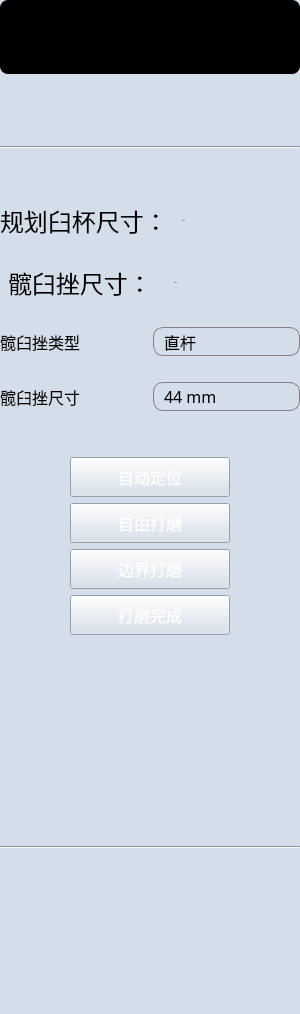
Qt form Plugins/org.mitk.lancet.contusion/src/internal/QContusionControls.ui (zhaomengxiao/LancetMITK-Adition) before a commit.
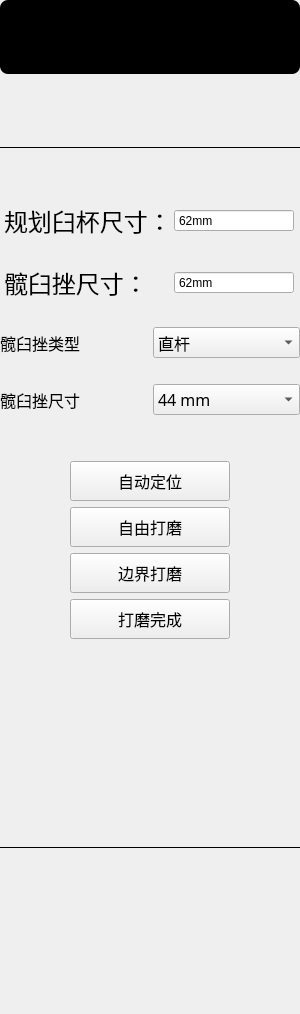
The same form after that commit. Icons and pictures are not drawn.

```diff
--- a/Plugins/org.mitk.lancet.contusion/src/internal/QContusionControls.ui
+++ b/Plugins/org.mitk.lancet.contusion/src/internal/QContusionControls.ui
@@ -32,7 +32,7 @@
    <string>硬件准备</string>
   </property>
   <property name="styleSheet">
-   <string notr="true">background:#d4deea;</string>
+   <string notr="true"/>
   </property>
   <property name="currentIndex" stdset="0">
    <number>0</number>
@@ -103,8 +103,10 @@
        </size>
       </property>
       <property name="styleSheet">
-       <string notr="true">border-image: url(:/org.mitk.lancet.contusion/image/fenge.png);
-</string>
+       <string notr="true"/>
+      </property>
+      <property name="frameShadow">
+       <enum>QFrame::Plain</enum>
       </property>
       <property name="orientation">
        <enum>Qt::Horizontal</enum>
@@ -136,13 +138,13 @@
        <widget class="QLabel" name="label_4">
         <property name="minimumSize">
          <size>
-          <width>150</width>
+          <width>160</width>
           <height>0</height>
          </size>
         </property>
         <property name="maximumSize">
          <size>
-          <width>16777215</width>
+          <width>160</width>
           <height>16777215</height>
          </size>
         </property>
@@ -162,6 +164,12 @@
       </item>
       <item>
        <widget class="QDoubleSpinBox" name="doubleSpinBox_CupSize">
+        <property name="minimumSize">
+         <size>
+          <width>120</width>
+          <height>0</height>
+         </size>
+        </property>
         <property name="maximumSize">
          <size>
           <width>120</width>
@@ -171,18 +179,13 @@
         <property name="font">
          <font>
           <family>Arial</family>
-          <pointsize>-1</pointsize>
           <weight>50</weight>
           <italic>false</italic>
           <bold>false</bold>
          </font>
         </property>
         <property name="styleSheet">
-         <string notr="true">QDoubleSpinBox{
-border-radius: 5px;
-background-color: transparent;
-font:36px 'Arial';
-}</string>
+         <string notr="true"/>
         </property>
         <property name="readOnly">
          <bool>true</bool>
@@ -197,7 +200,10 @@
          <string>mm</string>
         </property>
         <property name="decimals">
-         <number>1</number>
+         <number>0</number>
+        </property>
+        <property name="value">
+         <double>62.000000000000000</double>
         </property>
        </widget>
       </item>
@@ -228,13 +234,13 @@
        <widget class="QLabel" name="label_5">
         <property name="minimumSize">
          <size>
-          <width>150</width>
+          <width>160</width>
           <height>0</height>
          </size>
         </property>
         <property name="maximumSize">
          <size>
-          <width>96</width>
+          <width>160</width>
           <height>16777215</height>
          </size>
         </property>
@@ -254,6 +260,12 @@
       </item>
       <item>
        <widget class="QDoubleSpinBox" name="doubleSpinBox_ActeabulumSize">
+        <property name="minimumSize">
+         <size>
+          <width>120</width>
+          <height>0</height>
+         </size>
+        </property>
         <property name="maximumSize">
          <size>
           <width>120</width>
@@ -263,18 +275,13 @@
         <property name="font">
          <font>
           <family>Arial</family>
-          <pointsize>-1</pointsize>
           <weight>50</weight>
           <italic>false</italic>
           <bold>false</bold>
          </font>
         </property>
         <property name="styleSheet">
-         <string notr="true">QDoubleSpinBox{
-border-radius: 5px;
-background-color: transparent;
-font:36px 'Arial';
-}</string>
+         <string notr="true"/>
         </property>
         <property name="readOnly">
          <bool>true</bool>
@@ -286,7 +293,10 @@
          <string>mm</string>
         </property>
         <property name="decimals">
-         <number>1</number>
+         <number>0</number>
+        </property>
+        <property name="value">
+         <double>62.000000000000000</double>
         </property>
        </widget>
       </item>
@@ -332,20 +342,7 @@
          </font>
         </property>
         <property name="styleSheet">
-         <string notr="true">QComboBox {
-    border: 1px solid gray;
-    border-radius: 10px;
-    padding: 1px 2px 1px 10px; 
-}
-QComboBox::drop-down {
-    subcontrol-origin: padding;
-    subcontrol-position: top right; 
-    border-left-width: 1px;
-    border-left-color: darkgray;
-}
-QComboBox::down-arrow {    
-	image: url(:/org.mitk.lancet.contusion//login/down1.png);
-}</string>
+         <string notr="true"/>
         </property>
         <item>
          <property name="text">
@@ -403,24 +400,7 @@
          </font>
         </property>
         <property name="styleSheet">
-         <string notr="true">QComboBox {
-    border: 1px solid gray;
-    border-radius: 10px;
-    padding: 1px 2px 1px 10px; 
-}
-QComboBox::drop-down {
-    subcontrol-origin: padding;
-    subcontrol-position: top right; 
-    border-left-width: 1px;
-    border-left-color: darkgray;
-}
-QComboBox::down-arrow {    
-	image: url(:/org.mitk.lancet.contusion/login/down1.png);
-}
-QComboBox QAbstractItemView::item { 
-	min-height: 20px; 
-}
-</string>
+         <string notr="true"/>
         </property>
         <property name="currentIndex">
          <number>0</number>
@@ -531,24 +511,7 @@
          </font>
         </property>
         <property name="styleSheet">
-         <string notr="true">QPushButton{
-	border-image: url(:/org.mitk.lancet.contusion/image/default.png);
-	color:white;
-}
-QPushButton::hover
-{
-	border-image: url(:/org.mitk.lancet.contusion/image/on.png);
-	color:balck;
-}
-QPushButton::disabled
-{
-	border-image: url(:/org.mitk.lancet.contusion/image/disabled.png);	
-	color: rgb(153, 153, 153);
-}
-QPushButton:pressed{
-	padding-left:6px;
-	padding-top:6px;
-}</string>
+         <string notr="true"/>
         </property>
         <property name="text">
          <string>自动定位</string>
@@ -606,24 +569,7 @@
          </font>
         </property>
         <property name="styleSheet">
-         <string notr="true">QPushButton{
-	border-image: url(:/org.mitk.lancet.contusion/image/default.png);
-	color:white;
-}
-QPushButton::hover
-{
-	border-image: url(:/org.mitk.lancet.contusion/image/on.png);
-	color:balck;
-}
-QPushButton::disabled
-{
-	border-image: url(:/org.mitk.lancet.contusion/image/disabled.png);	
-	color: rgb(153, 153, 153);
-}
-QPushButton:pressed{
-	padding-left:6px;
-	padding-top:6px;
-}</string>
+         <string notr="true"/>
         </property>
         <property name="text">
          <string>自由打磨</string>
@@ -675,24 +621,7 @@
          </font>
         </property>
         <property name="styleSheet">
-         <string notr="true">QPushButton{
-	border-image: url(:/org.mitk.lancet.contusion/image/default.png);
-	color:white;
-}
-QPushButton::hover
-{
-	border-image: url(:/org.mitk.lancet.contusion/image/on.png);
-	color:balck;
-}
-QPushButton::disabled
-{
-	border-image: url(:/org.mitk.lancet.contusion/image/disabled.png);	
-	color: rgb(153, 153, 153);
-}
-QPushButton:pressed{
-	padding-left:6px;
-	padding-top:6px;
-}</string>
+         <string notr="true"/>
         </property>
         <property name="text">
          <string>边界打磨</string>
@@ -744,24 +673,7 @@
          </font>
         </property>
         <property name="styleSheet">
-         <string notr="true">QPushButton{
-	border-image: url(:/org.mitk.lancet.contusion/image/default.png);
-	color:white;
-}
-QPushButton::hover
-{
-	border-image: url(:/org.mitk.lancet.contusion/image/on.png);
-	color:balck;
-}
-QPushButton::disabled
-{
-	border-image: url(:/org.mitk.lancet.contusion/image/disabled.png);	
-	color: rgb(153, 153, 153);
-}
-QPushButton:pressed{
-	padding-left:6px;
-	padding-top:6px;
-}</string>
+         <string notr="true"/>
         </property>
         <property name="text">
          <string>打磨完成</string>
@@ -805,8 +717,10 @@
        </size>
       </property>
       <property name="styleSheet">
-       <string notr="true">border-image: url(:/org.mitk.lancet.contusion/image/fenge.png);
-</string>
+       <string notr="true"/>
+      </property>
+      <property name="frameShadow">
+       <enum>QFrame::Plain</enum>
       </property>
       <property name="orientation">
        <enum>Qt::Horizontal</enum>
```
Left out of the diff: 4 changed lines with no effect on the pictures.
